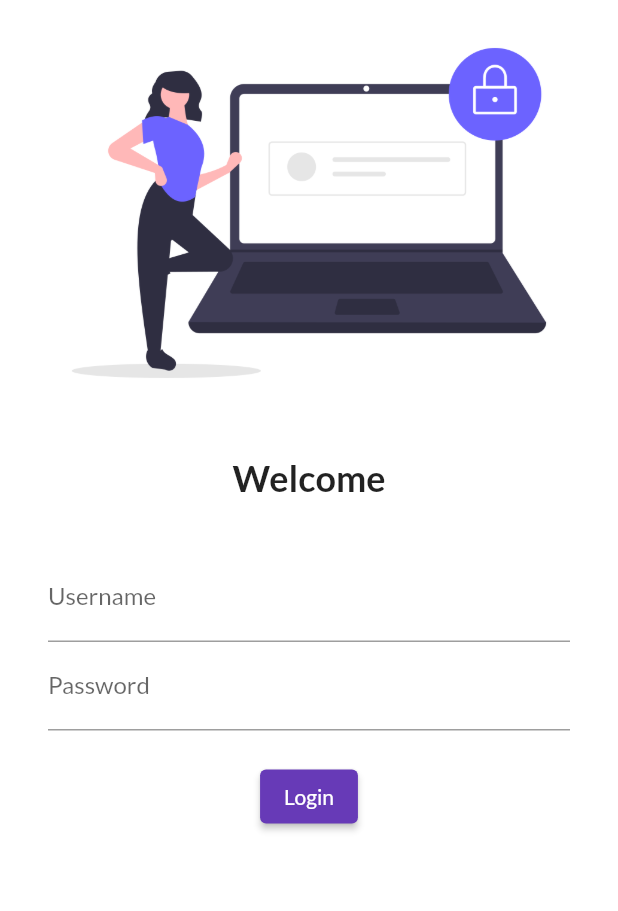
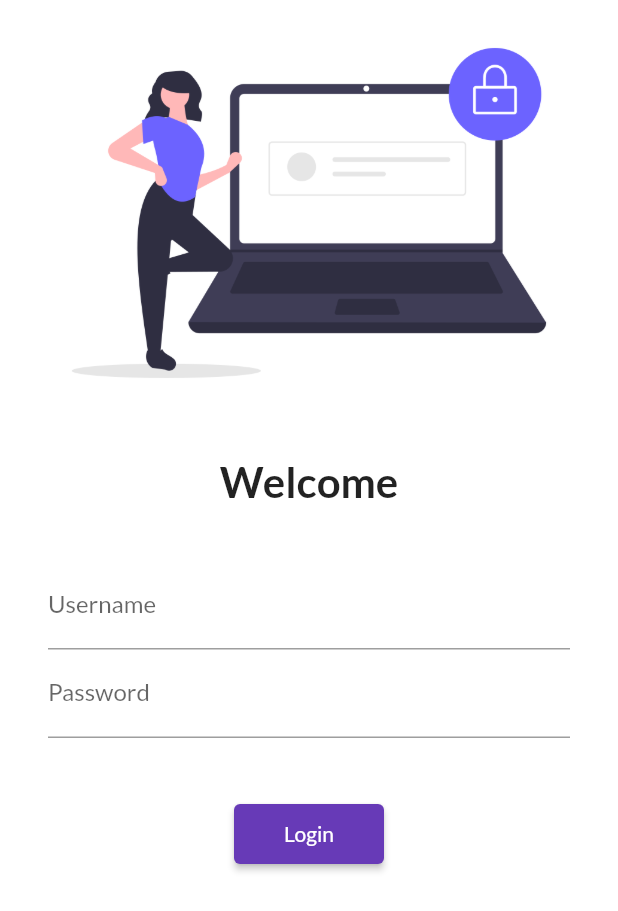
Before and after one commit to americanchauhan/flutter_learning, a Flutter app: the screen it shows after launch, on a phone screen of 412 x 824 dp. Shown: the top 911 px of the screen. Run offline on Flutter 3.47's test engine with Material 2 defaults, Android fonts, the phone set to English and light mode, and no system bars; our stand-ins replace google_fonts.

Commit message:
day 5 completed

```diff
--- a/lib/main.dart
+++ b/lib/main.dart
@@ -1,5 +1,6 @@
 import 'package:first_flutter/pages/home_page.dart';
 import 'package:first_flutter/pages/login_page.dart';
+import 'package:first_flutter/utils/routes.dart';
 
 import 'package:flutter/material.dart';
 import 'package:google_fonts/google_fonts.dart';
@@ -18,14 +19,15 @@ class MyApp extends StatelessWidget {
           primarySwatch: Colors.deepPurple,
           fontFamily: GoogleFonts.lato().fontFamily,
           primaryTextTheme: GoogleFonts.latoTextTheme()),
+      //debugShowCheckedModeBanner: false,
       darkTheme: ThemeData(
         brightness: Brightness.light,
       ),
       //initialRoute: "/home",
       routes: {
         "/": (context) => LoginPage(),
-        "/home": (context) => HomePage(),
-        "/login": (context) => LoginPage()
+        MyRoutes.homeRoute: (context) => HomePage(),
+        MyRoutes.loginRoute: (context) => LoginPage()
       },
     );
   }
--- a/lib/pages/login_page.dart
+++ b/lib/pages/login_page.dart
@@ -1,3 +1,4 @@
+import 'package:first_flutter/utils/routes.dart';
 import 'package:flutter/material.dart';
 
 class LoginPage extends StatelessWidget {
@@ -5,6 +6,7 @@ class LoginPage extends StatelessWidget {
   Widget build(BuildContext context) {
     return Material(
       color: Colors.white,
+      child: SingleChildScrollView(
         child: Column(
           children: [
             Image.asset(
@@ -17,7 +19,7 @@ class LoginPage extends StatelessWidget {
             Text(
               "Welcome",
               style: TextStyle(
-              fontSize: 24,
+                fontSize: 28,
                 fontWeight: FontWeight.bold,
               ),
             ),
@@ -43,13 +45,13 @@ class LoginPage extends StatelessWidget {
                     ),
                   ),
                   SizedBox(
-                  height: 20.0,
+                    height: 40.0,
                   ),
                   ElevatedButton(
                     child: Text("Login"),
-                  style: TextButton.styleFrom(),
+                    style: TextButton.styleFrom(minimumSize: Size(100, 40)),
                     onPressed: () {
-                    print("Hi American");
+                      Navigator.pushNamed(context, MyRoutes.homeRoute);
                     },
                   ),
                 ],
@@ -57,6 +59,7 @@ class LoginPage extends StatelessWidget {
             ),
           ],
         ),
+      ),
     );
   }
 }
--- /dev/null
+++ b/lib/utils/routes.dart
@@ -0,0 +1,4 @@
+class MyRoutes {
+  static String loginRoute = "/login";
+  static String homeRoute = "/home";
+}
```
Also changed, not shown: 1 other file. Lines whose indentation alone changed are shown as unchanged.
